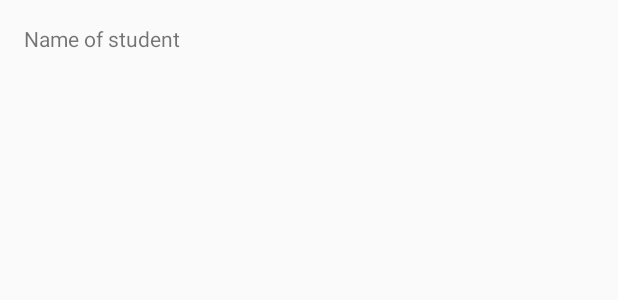
After one commit to Rrubio125/MVVM, an Android app: the layout alumn_layout.xml on its own in the app's theme, with its tools: preview values and no code run, on a phone screen of 412 x 824 dp. The commit adds this screen. Shown: the top 300 px of the screen. Run offline under Robolectric (Android 15) with nearby library versions, the phone set to English and light mode, and no system bars.

Commit message:
Group and student recycleView

```diff
--- /dev/null
+++ b/app/src/main/java/com/sibisoft/ejerciciorecycler/ui/main/Grupos.kt
@@ -0,0 +1,3 @@
+package com.sibisoft.ejerciciorecycler.ui.main
+
+class Grupo ( var nombre:String, var listaAlumno: MutableList<Alumno> )
--- /dev/null
+++ b/app/src/main/res/layout/alumn_layout.xml
@@ -0,0 +1,18 @@
+<?xml version="1.0" encoding="utf-8"?>
+<androidx.constraintlayout.widget.ConstraintLayout xmlns:android="http://schemas.android.com/apk/res/android"
+    android:layout_width="match_parent"
+    android:layout_height="match_parent"
+    xmlns:app="http://schemas.android.com/apk/res-auto"
+    xmlns:tools="http://schemas.android.com/tools">
+
+    <TextView
+        android:id="@+id/student"
+        tools:text="Name of student"
+        android:layout_width="match_parent"
+        android:layout_height="wrap_content"
+        app:layout_constraintTop_toTopOf="parent"
+        app:layout_constraintStart_toStartOf="parent"
+        app:layout_constraintEnd_toEndOf="parent"
+        android:layout_margin="16dp"/>
+
+</androidx.constraintlayout.widget.ConstraintLayout>
--- a/app/src/main/res/layout/item_layout.xml
+++ b/app/src/main/res/layout/group_layout.xml
@@ -5,10 +5,11 @@
     xmlns:app="http://schemas.android.com/apk/res-auto">
 
     <TextView
-        android:id="@+id/title"
+        android:id="@+id/title_group"
         app:layout_constraintTop_toTopOf="parent"
         app:layout_constraintStart_toStartOf="parent"
         app:layout_constraintEnd_toEndOf="parent"
+        android:textSize="24dp"
         android:layout_width="match_parent"
         android:layout_height="wrap_content"
         android:layout_marginStart="16dp"
```
Also changed, not shown: app/src/main/java/com/sibisoft/ejerciciorecycler/ui/main/GroupViewHolder.kt (added, +16 -0 lines), app/src/main/java/com/sibisoft/ejerciciorecycler/ui/main/ItemViewHolder.kt (deleted, +0 -15 lines), app/src/main/java/com/sibisoft/ejerciciorecycler/ui/main/MainFragment.kt (+17 -4 lines), app/src/main/java/com/sibisoft/ejerciciorecycler/ui/main/StudentViewHolder.kt (added, +17 -0 lines), app/src/main/java/com/sibisoft/ejerciciorecycler/ui/main/TestAdapter.kt (+24 -8 lines).
